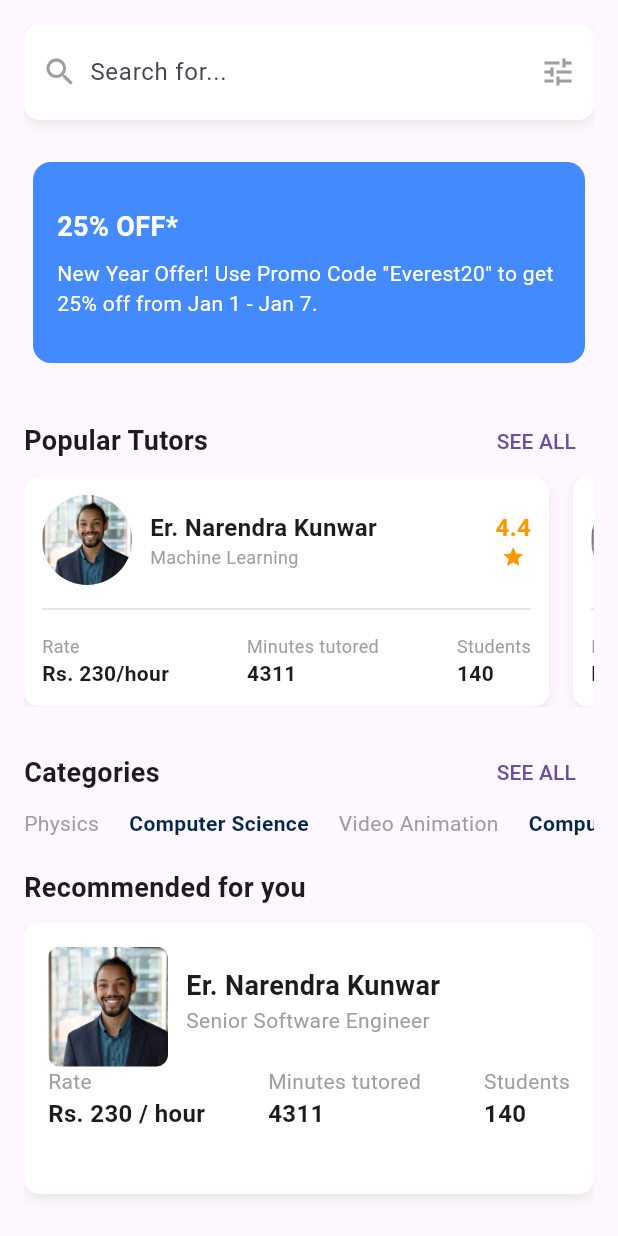
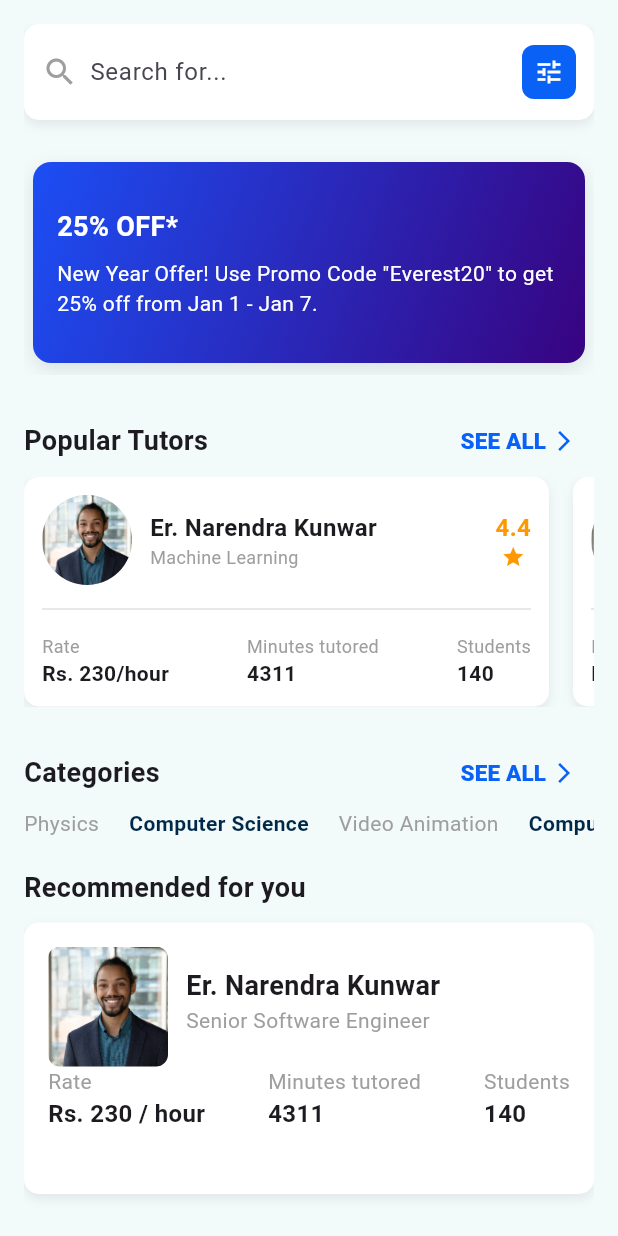
Before and after one commit to sandeshs0/tutorMe, a Flutter app: the HomeScreen screen opened directly, on a phone screen of 412 x 824 dp. Run offline on Flutter 3.47's test engine with Material 3 defaults, Android fonts, the phone set to English and light mode, and no system bars; our stand-ins replace bloc, dartz, equatable, flutter_bloc, get_it, hive_flutter; accounts and stored records are empty.

Commit message:
Cleaned code

```diff
--- a/lib/app/di/di.dart
+++ b/lib/app/di/di.dart
@@ -11,13 +11,10 @@ import 'package:tutorme/features/home/presentation/view_model/home_cubit.dart';
 final getIt = GetIt.instance;
 
 Future<void> initDependencies() async {
-  // Initialize Hive Service
   _initHiveService();
 
-  // Initialize Auth Dependencies
   _initAuthDependencies();
 
-  // Initialize Home Dependencies
   _initHomeDependencies();
 }
 
--- a/lib/core/app_theme/app_theme.dart
+++ b/lib/core/app_theme/app_theme.dart
@@ -3,7 +3,7 @@ import 'package:flutter/material.dart';
 ThemeData getApplicationTheme() {
   return ThemeData(
     primarySwatch: Colors.blue,
-    scaffoldBackgroundColor: const Color(0xfff5f8ff),
+    scaffoldBackgroundColor: const Color(0xfff2fafa),
     fontFamily: 'Montserrat Regular',
     elevatedButtonTheme: ElevatedButtonThemeData(
       style: ElevatedButton.styleFrom(
--- a/lib/features/auth/data/data_source/auth_data_source.dart
+++ b/lib/features/auth/data/data_source/auth_data_source.dart
@@ -1,8 +1,8 @@
 import 'package:tutorme/features/auth/domain/entity/auth_entity.dart';
 
 abstract interface class IAuthDataSource{
-Future<String> loginUser(String email, String password);
-Future<void> registerUser(AuthEntity user);
-Future<AuthEntity> getCurrentUser();
+    Future<String> loginUser(String email, String password);
+    Future<void> registerUser(AuthEntity user);
+    Future<AuthEntity> getCurrentUser();
 
 }
--- a/lib/features/auth/data/data_source/local_data_source/auth_local_data_source.dart
+++ b/lib/features/auth/data/data_source/local_data_source/auth_local_data_source.dart
@@ -31,7 +31,7 @@ class AuthLocalDataSource implements IAuthDataSource {
   @override
   Future<void> registerUser(AuthEntity user) async {
     try {
-      // convert AuthEntity to UserHiveModel
+      // converting AuthEntity to UserHiveModel
       final userHiveModel = UserHiveModel(
         id: user.id,
         fullName: user.fullName,
--- a/lib/main.dart
+++ b/lib/main.dart
@@ -6,9 +6,8 @@ import 'package:tutorme/features/auth/data/model/auth_hive_model.dart';
 
 void main() async {
   WidgetsFlutterBinding.ensureInitialized();
-// Init dependencies
   await initDependencies();
-  await Hive.initFlutter(); // Initialize Hive with Flutter support
+  await Hive.initFlutter();
   Hive.registerAdapter(UserHiveModelAdapter());
 
   runApp(
--- a/lib/view/home_view.dart
+++ b/lib/view/home_view.dart
@@ -69,6 +69,8 @@ class _HomeScreenState extends State<HomeScreen> {
     final isTablet = screenWidth >= 600;
 
     return Scaffold(
+      backgroundColor: const Color(0xfff2fafa), // Set background color here
+
       body: Padding(
         padding: const EdgeInsets.all(16.0),
         child: SingleChildScrollView(
@@ -90,11 +92,11 @@ class _HomeScreenState extends State<HomeScreen> {
                     ),
                   ],
                 ),
-                child: const Row(
+                child: Row(
                   children: [
-                    Icon(Icons.search, color: Colors.grey),
-                    SizedBox(width: 8),
-                    Expanded(
+                    const Icon(Icons.search, color: Colors.grey),
+                    const SizedBox(width: 8),
+                    const Expanded(
                       child: TextField(
                         decoration: InputDecoration(
                           hintText: 'Search for...',
@@ -102,7 +104,21 @@ class _HomeScreenState extends State<HomeScreen> {
                         ),
                       ),
                     ),
-                    Icon(Icons.tune, color: Colors.grey),
+                    Container(
+                      padding: const EdgeInsets.all(
+                          8), // Adjust padding to match the design
+                      decoration: BoxDecoration(
+                        color: const Color(0xff0961f5), // Blue background color
+                        borderRadius:
+                            BorderRadius.circular(8), // Rounded corners
+                      ),
+                      child: const Icon(
+                        Icons.tune,
+                        color: Colors
+                            .white, // White icon color to match the design
+                        size: 20, // Adjust size if necessary
+                      ),
+                    ),
                   ],
                 ),
               ),
@@ -120,7 +136,24 @@ class _HomeScreenState extends State<HomeScreen> {
                   ),
                   TextButton(
                     onPressed: () {},
-                    child: const Text('SEE ALL'),
+                    child: const Row(
+                      mainAxisSize: MainAxisSize.min,
+                      children: [
+                        Text(
+                          'SEE ALL',
+                          style: TextStyle(
+                              color: Color(0xff0961f5),
+                              fontSize: 15,
+                              fontWeight: FontWeight.w800),
+                        ),
+                        SizedBox(width: 4), // Spacing between text and icon
+                        Icon(
+                          Icons.arrow_forward_ios, // Use an arrow icon
+                          size: 16, // Adjust size to match design
+                          color: Color(0xff0961f5),
+                        ),
+                      ],
+                    ),
                   )
                 ],
               ),
@@ -148,7 +181,24 @@ class _HomeScreenState extends State<HomeScreen> {
                   ),
                   TextButton(
                     onPressed: () {},
-                    child: const Text('SEE ALL'),
+                    child: const Row(
+                      mainAxisSize: MainAxisSize.min,
+                      children: [
+                        Text(
+                          'SEE ALL',
+                          style: TextStyle(
+                              color: Color(0xff0961f5),
+                              fontSize: 15,
+                              fontWeight: FontWeight.w800),
+                        ),
+                        SizedBox(width: 4), // Spacing between text and icon
+                        Icon(
+                          Icons.arrow_forward_ios, // Use an arrow icon
+                          size: 16, // Adjust size to match design
+                          color: Color(0xff0961f5),
+                        ),
+                      ],
+                    ),
                   )
                 ],
               ),
@@ -259,7 +309,21 @@ class _HomeScreenState extends State<HomeScreen> {
             width: MediaQuery.of(context).size.width,
             decoration: BoxDecoration(
               borderRadius: BorderRadius.circular(12),
-              color: Colors.blueAccent,
+              gradient: const LinearGradient(
+                colors: [
+                  Color.fromARGB(255, 28, 78, 244),
+                  Color.fromARGB(255, 55, 3, 128)
+                ],
+                begin: Alignment.topLeft,
+                end: Alignment.bottomRight,
+              ),
+              boxShadow: [
+                BoxShadow(
+                  color: Colors.black.withOpacity(0.1),
+                  blurRadius: 10,
+                  offset: const Offset(0, 4),
+                ),
+              ],
             ),
             padding: const EdgeInsets.all(16),
             child: Column(
```
Also changed, not shown: lib/core/network/hive_service.dart (+2 -9 lines), lib/features/auth/presentation/view/onboarding_page.dart (deleted, +0 -134 lines), lib/features/home/presentation/view/dashboard_view.dart (+9 -5 lines), lib/view/login_view.dart (deleted, +0 -134 lines).
